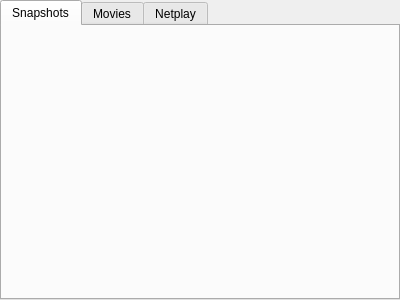
First picture: the form in embedderopt.ui, repository qmc2/qmc2-mame-fe, before the edit.
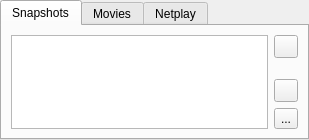
Second picture: the form after the edit. Icons and pictures are not drawn.

What changed in the file:
```diff
--- a/embedderopt.ui
+++ b/embedderopt.ui
@@ -6,8 +6,8 @@
    <rect>
     <x>0</x>
     <y>0</y>
-    <width>400</width>
-    <height>300</height>
+    <width>309</width>
+    <height>140</height>
    </rect>
   </property>
   <property name="windowTitle">
@@ -30,6 +30,70 @@
       <attribute name="title">
        <string>Snapshots</string>
       </attribute>
+      <layout class="QGridLayout" name="gridLayout_2">
+       <item row="0" column="1">
+        <widget class="QToolButton" name="toolButtonTakeSnapshot">
+         <property name="icon">
+          <iconset resource="qmc2.qrc">
+           <normaloff>:/data/img/camera.png</normaloff>:/data/img/camera.png</iconset>
+         </property>
+        </widget>
+       </item>
+       <item row="2" column="1">
+        <widget class="QToolButton" name="toolButtonSaveSnapshot">
+         <property name="icon">
+          <iconset resource="qmc2.qrc">
+           <normaloff>:/data/img/filesave.png</normaloff>:/data/img/filesave.png</iconset>
+         </property>
+        </widget>
+       </item>
+       <item row="3" column="1">
+        <widget class="QToolButton" name="toolButtonSaveSnapshotAs">
+         <property name="text">
+          <string>...</string>
+         </property>
+         <property name="icon">
+          <iconset resource="qmc2.qrc">
+           <normaloff>:/data/img/filesaveas.png</normaloff>:/data/img/filesaveas.png</iconset>
+         </property>
+        </widget>
+       </item>
+       <item row="1" column="1">
+        <spacer name="verticalSpacer">
+         <property name="orientation">
+          <enum>Qt::Vertical</enum>
+         </property>
+         <property name="sizeHint" stdset="0">
+          <size>
+           <width>20</width>
+           <height>0</height>
+          </size>
+         </property>
+        </spacer>
+       </item>
+       <item row="0" column="0" rowspan="4">
+        <widget class="QListWidget" name="listWidgetSnapshots">
+         <property name="mouseTracking">
+          <bool>true</bool>
+         </property>
+         <property name="movement">
+          <enum>QListView::Static</enum>
+         </property>
+         <property name="flow">
+          <enum>QListView::LeftToRight</enum>
+         </property>
+         <property name="isWrapping" stdset="0">
+          <bool>true</bool>
+         </property>
+         <property name="resizeMode">
+          <enum>QListView::Adjust</enum>
+         </property>
+         <property name="viewMode">
+          <enum>QListView::IconMode</enum>
+         </property>
+        </widget>
+       </item>
+      </layout>
      </widget>
      <widget class="QWidget" name="tabMovies">
       <attribute name="icon">
```
Left out of the diff: 7 changed lines with no effect on the pictures.
